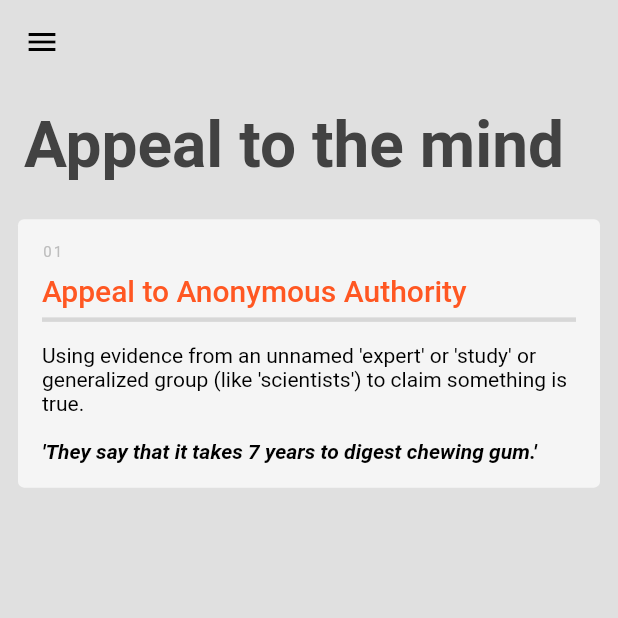
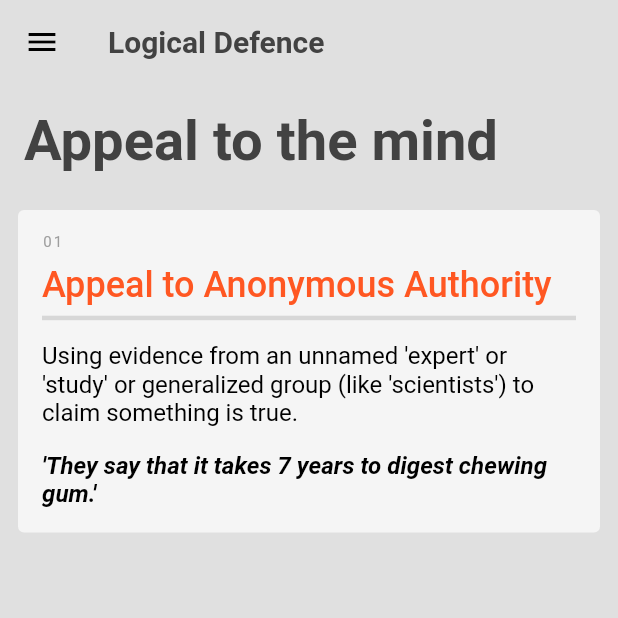
Before and after one commit to LukeStonehm/LogicalDefence, a Flutter app: the screen it shows after launch, on a phone screen of 412 x 824 dp, the top half of it. Run offline on Flutter 3.47's test engine with Material 2 defaults, Android fonts, the phone set to English and light mode, and no system bars; our stand-ins replace get.

Commit message:
* added title to the app bar

```diff
--- a/lib/main.dart
+++ b/lib/main.dart
@@ -37,9 +37,9 @@ class MyApp extends StatelessWidget {
       getPages: AppRoutes.routes,
       themeMode: ThemeMode.system,
       theme: ThemeData.light().copyWith(
-          primaryColor: Colors.green,
+          primaryColor: Colors.deepOrange,
           colorScheme: const ColorScheme.light()
-              .copyWith(primary: Colors.green, secondary: Colors.white),
+              .copyWith(primary: Colors.deepOrange, secondary: Colors.grey),
           scaffoldBackgroundColor: Colors.grey.shade300,
           cardTheme: const CardTheme().copyWith(
             color: Colors.grey.shade100,
@@ -50,19 +50,24 @@ class MyApp extends StatelessWidget {
           appBarTheme: const AppBarTheme().copyWith(
               elevation: 0,
               backgroundColor: Colors.grey.shade300,
-              iconTheme: const IconThemeData().copyWith(color: Colors.black)),
+              iconTheme: const IconThemeData().copyWith(color: Colors.black),
+              titleTextStyle: const TextStyle().copyWith(
+                  color: Colors.grey.shade800,
+                  fontSize: 20,
+                  fontWeight: FontWeight.bold)),
           textTheme: const TextTheme().copyWith(
               headlineLarge: const TextStyle().copyWith(
                   color: Colors.grey.shade800, fontWeight: FontWeight.bold),
               titleLarge: const TextStyle()
-                  .copyWith(fontSize: 20, color: Colors.deepOrange),
+                  .copyWith(fontSize: 24, color: Colors.deepOrange),
               labelSmall:
-                  const TextStyle().copyWith(color: Colors.grey.shade400),
-              bodyMedium: const TextStyle().copyWith(color: Colors.black))),
+                  const TextStyle().copyWith(color: Colors.grey.shade500),
+              bodyMedium: const TextStyle()
+                  .copyWith(color: Colors.black, fontSize: 16))),
       darkTheme: ThemeData.dark().copyWith(
-          primaryColor: Colors.green,
+          primaryColor: Colors.deepOrange,
           colorScheme: const ColorScheme.dark()
-              .copyWith(primary: Colors.green, secondary: Colors.white),
+              .copyWith(primary: Colors.deepOrange, secondary: Colors.white),
           scaffoldBackgroundColor: Colors.grey.shade900,
           cardTheme: const CardTheme().copyWith(
             elevation: 0,
@@ -73,10 +78,11 @@ class MyApp extends StatelessWidget {
               .copyWith(elevation: 0, backgroundColor: Colors.grey.shade900),
           textTheme: const TextTheme().copyWith(
               titleLarge: const TextStyle()
-                  .copyWith(fontSize: 20, color: Colors.deepOrange),
+                  .copyWith(fontSize: 24, color: Colors.deepOrange),
               labelSmall:
                   const TextStyle().copyWith(color: Colors.grey.shade400),
-              bodyMedium: const TextStyle().copyWith(color: Colors.white))),
+              bodyMedium: const TextStyle()
+                  .copyWith(color: Colors.white, fontSize: 16))),
     );
   }
 }
--- a/lib/pages/home.page.dart
+++ b/lib/pages/home.page.dart
@@ -7,7 +7,12 @@ class HomePage extends StatelessWidget {
   @override
   Widget build(BuildContext context) {
     return Scaffold(
-      appBar: AppBar(),
+      appBar: AppBar(
+        title: Text(
+          'Logical Defence',
+          style: Theme.of(context).appBarTheme.titleTextStyle,
+        ),
+      ),
       drawer: Text('test'),
       body: ListView(
         /*
@@ -21,7 +26,7 @@ Shared From Logical Defence Application
          */
         children: [
           Padding(
-            padding: const EdgeInsets.all(16.0).copyWith(right: 36),
+            padding: const EdgeInsets.all(16.0).copyWith(right: 80),
             child: FittedBox(
               fit: BoxFit.fitWidth,
               child: Text(
```
